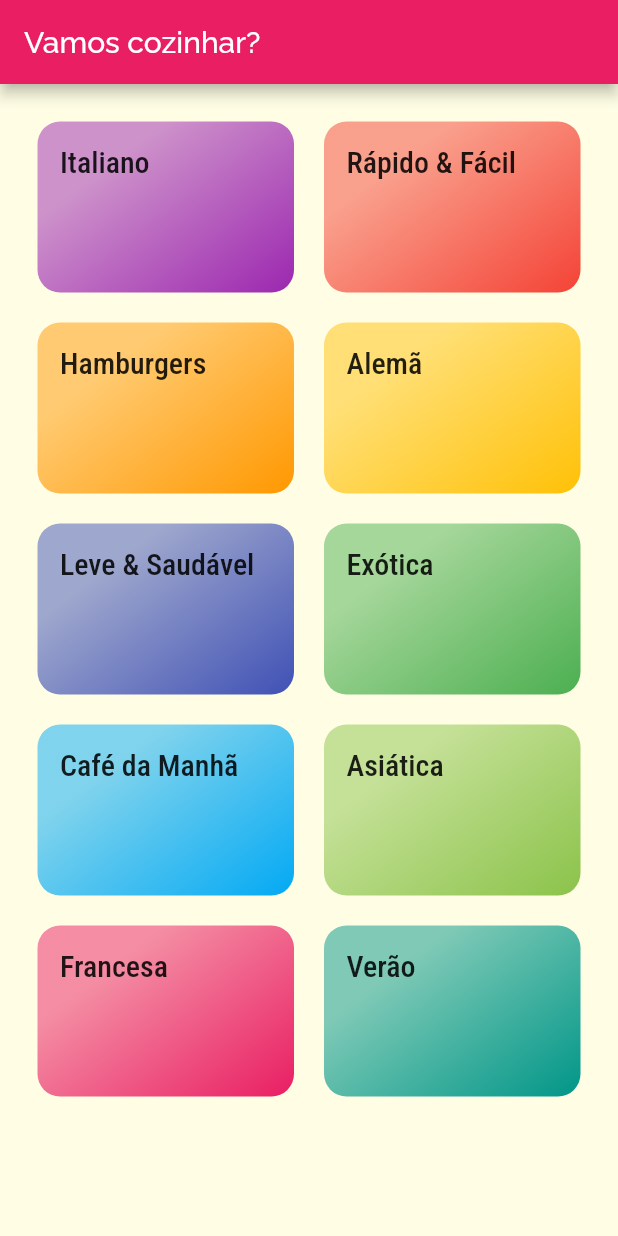
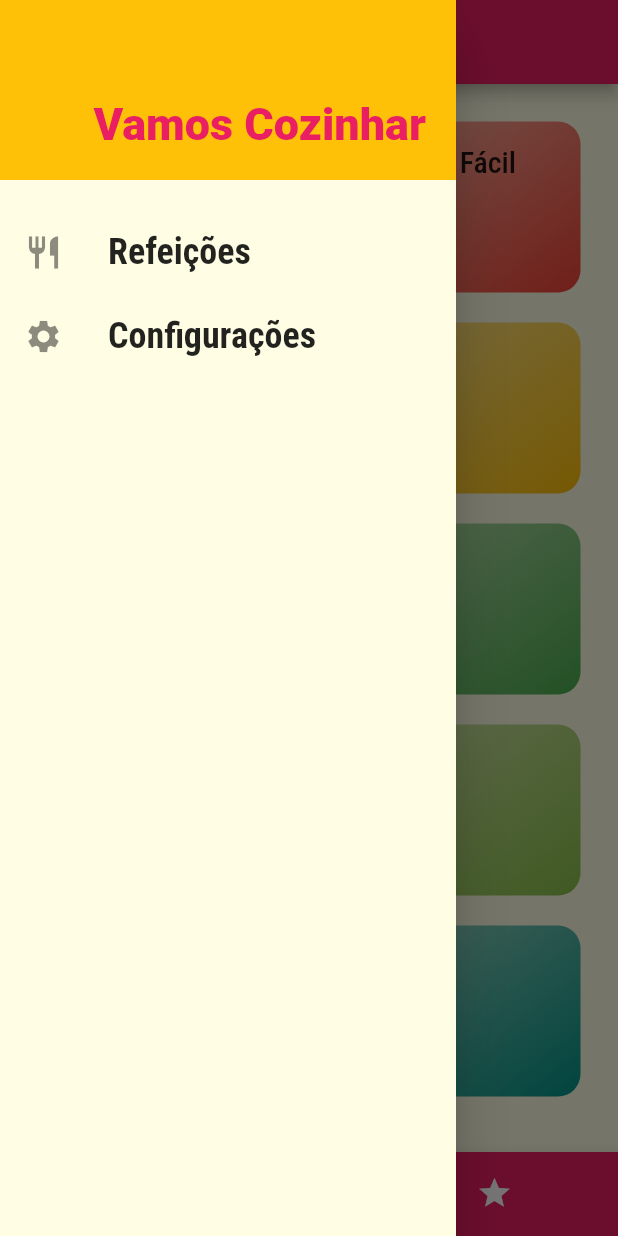
Before and after one commit to joaorueda/flutter, a Flutter app: the screen it shows after launch, with the side drawer open (before the commit the screen has no drawer), on a phone screen of 412 x 824 dp. Run offline on Flutter 3.47's test engine with Material 2 defaults, Android fonts, the phone set to English and light mode, and no system bars.

Commit message:
aula 200

```diff
--- /dev/null
+++ b/meals/lib/component/main_drawer.dart
@@ -0,0 +1,61 @@
+import 'package:flutter/material.dart';
+import 'package:meals/utils/app_routes.dart';
+
+class MainDrawer extends StatelessWidget {
+  Widget _createItem(IconData icon, String label, Function onTap) {
+    return ListTile(
+      leading: Icon(
+        icon,
+        size: 26,
+      ),
+      title: Text(
+        label,
+        style: TextStyle(
+          fontFamily: 'RobotoCondensed',
+          fontSize: 24,
+          fontWeight: FontWeight.bold,
+        ),
+      ),
+      onTap: onTap,
+    );
+  }
+
+  @override
+  Widget build(BuildContext context) {
+    return Drawer(
+      child: Column(
+        children: [
+          Container(
+            height: 120,
+            width: double.infinity,
+            padding: EdgeInsets.all(20),
+            color: Theme.of(context).accentColor,
+            alignment: Alignment.bottomRight,
+            child: Text(
+              'Vamos Cozinhar',
+              style: TextStyle(
+                fontWeight: FontWeight.w900,
+                fontSize: 30,
+                color: Theme.of(context).primaryColor,
+              ),
+            ),
+          ),
+          SizedBox(
+            height: 20,
+          ),
+          _createItem(
+            Icons.restaurant,
+            'Refeições',
+            () => Navigator.of(context).pushReplacementNamed(AppRoutes.HOME),
+          ),
+          _createItem(
+            Icons.settings,
+            'Configurações',
+            () =>
+                Navigator.of(context).pushReplacementNamed(AppRoutes.SETTINGS),
+          ),
+        ],
+      ),
+    );
+  }
+}
--- a/meals/lib/main.dart
+++ b/meals/lib/main.dart
@@ -1,13 +1,54 @@
 import 'package:flutter/material.dart';
+import 'package:meals/data/dummy_data.dart';
+import 'package:meals/models/settings.dart';
 import 'package:meals/screens/categories_meals_screen.dart';
 import 'package:meals/screens/meal_detail_screen.dart';
+import 'package:meals/screens/settings_screen.dart';
+import 'package:meals/screens/tabs_screen.dart';
 import 'package:meals/utils/app_routes.dart';
 
-import 'screens/categories_screen.dart';
+import 'models/meal.dart';
 
 void main() => runApp(MyApp());
 
-class MyApp extends StatelessWidget {
+class MyApp extends StatefulWidget {
+  @override
+  _MyAppState createState() => _MyAppState();
+}
+
+class _MyAppState extends State<MyApp> {
+  Settings settings = Settings();
+  List<Meal> _availableMeals = DUMMY_MEALS;
+  List<Meal> _favoriteMeals = [];
+
+  void _filterMeals(Settings settings) {
+    setState(() {
+      this.settings = settings;
+      _availableMeals = DUMMY_MEALS.where((meal) {
+        final filterGluten = settings.isGlutenFree && !meal.isGlutenFree;
+        final filterLactose = settings.isLactoseFree && !meal.isLactoseFree;
+        final filterVegan = settings.isVegan && !meal.isVegan;
+        final filterVegetarian = settings.isVegetarian && !meal.isVegetarian;
+        return !filterGluten &&
+            !filterLactose &&
+            !filterVegetarian &&
+            !filterVegan;
+      }).toList();
+    });
+  }
+
+  void _toggleFavorite(Meal meal) {
+    setState(() {
+      _favoriteMeals.contains(meal)
+          ? _favoriteMeals.remove(meal)
+          : _favoriteMeals.add(meal);
+    });
+  }
+
+  bool _isFavorite(Meal meal) {
+    return _favoriteMeals.contains(meal);
+  }
+
   @override
   Widget build(BuildContext context) {
     return MaterialApp(
@@ -25,9 +66,12 @@
             ),
       ),
       routes: {
-        AppRoutes.HOME: (ctx) => CategoriesScreen(),
-        AppRoutes.CATEGORIES_MEALS: (ctx) => CategoriesMealsScreen(),
-        AppRoutes.MEAL_DETAIL: (ctx) => MealDetailScreen(),
+        AppRoutes.HOME: (ctx) => TabsScreen(_favoriteMeals),
+        AppRoutes.CATEGORIES_MEALS: (ctx) =>
+            CategoriesMealsScreen(_availableMeals),
+        AppRoutes.MEAL_DETAIL: (ctx) =>
+            MealDetailScreen(_toggleFavorite, _isFavorite),
+        AppRoutes.SETTINGS: (ctx) => SettingsScreen(settings, _filterMeals),
       },
       //se nao achar no routes ele cai aqui >>>
       //onGenerateRoute: (settings) {
--- /dev/null
+++ b/meals/lib/models/settings.dart
@@ -0,0 +1,12 @@
+class Settings {
+  bool isGlutenFree;
+  bool isLactoseFree;
+  bool isVegan;
+  bool isVegetarian;
+
+  Settings(
+      {this.isGlutenFree = false,
+      this.isLactoseFree = false,
+      this.isVegan = false,
+      this.isVegetarian = false});
+}
--- a/meals/lib/screens/categories_screen.dart
+++ b/meals/lib/screens/categories_screen.dart
@@ -6,11 +6,7 @@
 class CategoriesScreen extends StatelessWidget {
   @override
   Widget build(BuildContext context) {
-    return Scaffold(
-      appBar: AppBar(
-        title: Text('Vamos cozinhar?'),
-      ),
-      body: GridView(
+    return GridView(
       padding: const EdgeInsets.all(25),
       gridDelegate: SliverGridDelegateWithMaxCrossAxisExtent(
         maxCrossAxisExtent: 200,
@@ -21,7 +17,6 @@
       children: DUMMY_CATEGORIES.map((cat) {
         return CategoryItem(cat);
       }).toList(),
-      ),
     );
   }
 }
--- /dev/null
+++ b/meals/lib/screens/tabs_screen.dart
@@ -0,0 +1,72 @@
+import 'package:flutter/material.dart';
+import 'package:meals/component/main_drawer.dart';
+import 'package:meals/models/meal.dart';
+import 'package:meals/screens/categories_screen.dart';
+import 'package:meals/screens/favorite_screen.dart';
+
+class TabsScreen extends StatefulWidget {
+  final List<Meal> favoriteMeals;
+
+  const TabsScreen(this.favoriteMeals);
+
+  @override
+  _TabsScreenState createState() => _TabsScreenState();
+}
+
+class _TabsScreenState extends State<TabsScreen> {
+  int _selectedScreenIndex = 0;
+
+  List<Map<String, Object>> _screens = [];
+
+  @override
+  void initState() {
+    super.initState();
+    this._screens = [
+      {
+        'title': 'Lista de Categorias',
+        'screen': CategoriesScreen(),
+      },
+      {
+        'title': 'Meus Favoritos',
+        'screen': FavoriteScreen(widget.favoriteMeals),
+      }
+    ];
+  }
+
+  _selectScreen(int index) {
+    setState(() {
+      _selectedScreenIndex = index;
+    });
+  }
+
+  @override
+  Widget build(BuildContext context) {
+    return Scaffold(
+      appBar: AppBar(
+        title: Text(_screens[_selectedScreenIndex]['title']),
+      ),
+      drawer: MainDrawer(),
+      body: _screens[_selectedScreenIndex]['screen'],
+      bottomNavigationBar: BottomNavigationBar(
+        onTap: _selectScreen,
+        backgroundColor: Theme.of(context).primaryColor,
+        unselectedItemColor: Colors.white,
+        selectedItemColor: Theme.of(context).accentColor,
+        currentIndex: _selectedScreenIndex,
+        type: BottomNavigationBarType.shifting,
+        items: [
+          BottomNavigationBarItem(
+            backgroundColor: Theme.of(context).primaryColor,
+            icon: Icon(Icons.category),
+            title: Text('Categorias'),
+          ),
+          BottomNavigationBarItem(
+            backgroundColor: Theme.of(context).primaryColor,
+            icon: Icon(Icons.star),
+            title: Text('Favaritos'),
+          ),
+        ],
+      ),
+    );
+  }
+}
--- a/meals/lib/utils/app_routes.dart
+++ b/meals/lib/utils/app_routes.dart
@@ -2,4 +2,5 @@
   static const HOME = '/';
   static const CATEGORIES_MEALS = '/categories-meals';
   static const MEAL_DETAIL = '/meal-detail';
+  static const SETTINGS = '/settings';
 }
```
Also changed, not shown: meals/lib/component/meal_item.dart (+13 -1 lines), meals/lib/screens/categories_meals_screen.dart (+6 -1 lines), meals/lib/screens/favorite_screen.dart (added, +23 -0 lines), meals/lib/screens/meal_detail_screen.dart (+81 -2 lines), meals/lib/screens/settings_screen.dart (added, +89 -0 lines). Lines whose indentation alone changed are shown as unchanged.
